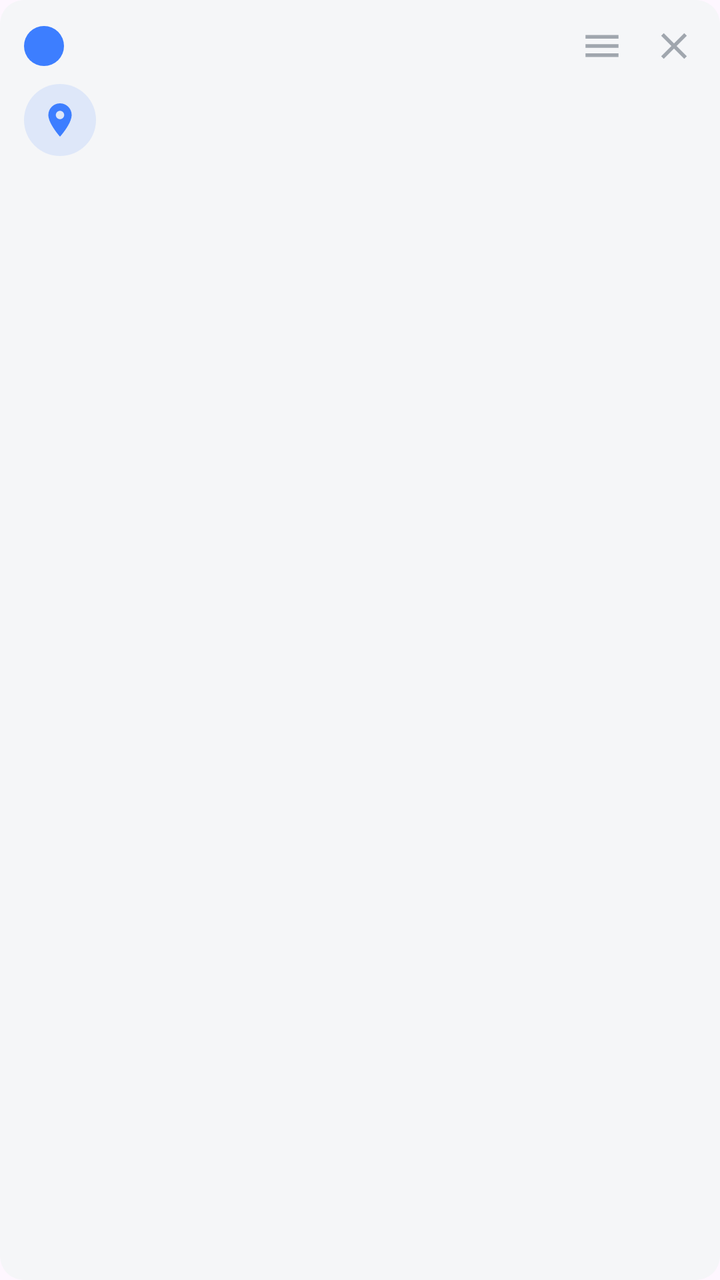
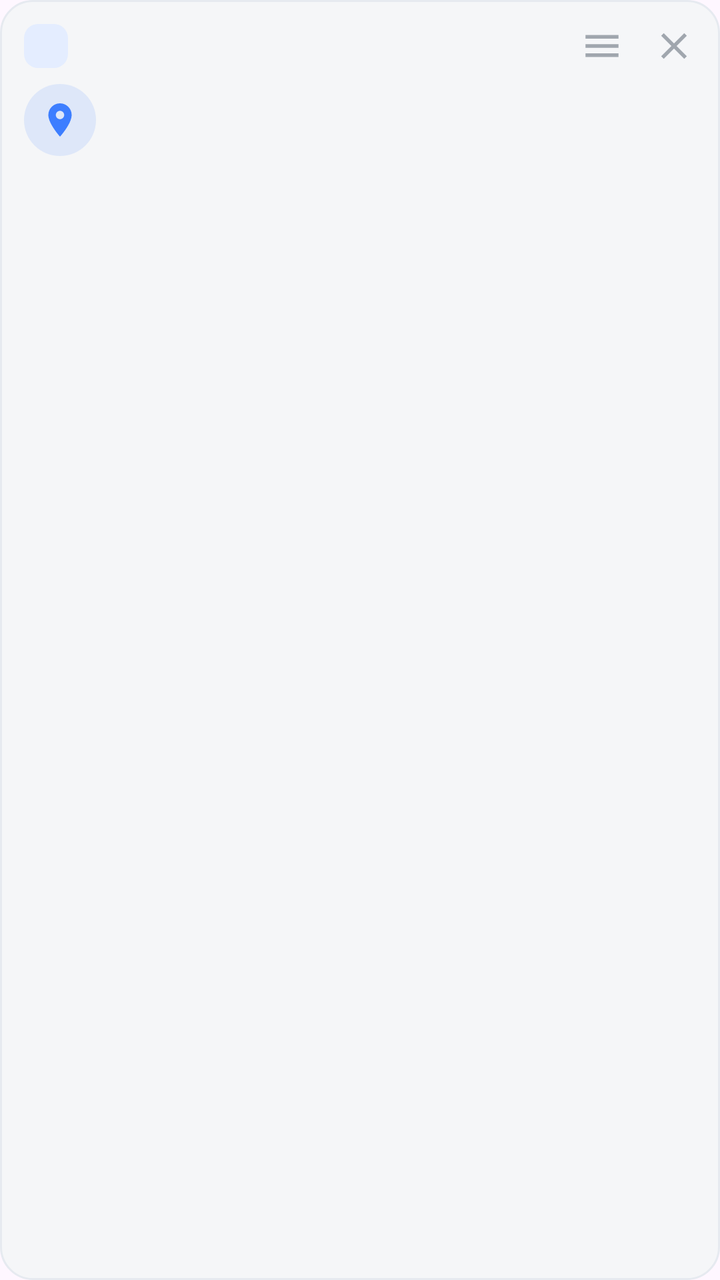

Two renders of the same Android screen: before a commit and after it. Below are the layout's source before the change and the commit's diff.
<!-- AndroidManifest.xml: another module's application theme Theme.PoorEditorDemo -->
<!-- res/layout/item_block_location.xml -->
<?xml version="1.0" encoding="utf-8"?>
<LinearLayout xmlns:android="http://schemas.android.com/apk/res/android"
    xmlns:app="http://schemas.android.com/apk/res-auto"
    android:layout_width="match_parent"
    android:layout_height="wrap_content"
    android:background="@drawable/re_bg_block"
    android:orientation="vertical"
    android:padding="12dp">

    <LinearLayout
        android:layout_width="match_parent"
        android:layout_height="wrap_content"
        android:gravity="center_vertical"
        android:orientation="horizontal">

        <TextView
            android:id="@+id/tvSortNum"
            android:layout_width="20dp"
            android:layout_height="20dp"
            android:background="@drawable/re_bg_sort_chip"
            android:gravity="center"
            android:textColor="@android:color/white"
            android:textSize="10sp" />

        <Space
            android:layout_width="0dp"
            android:layout_height="1dp"
            android:layout_weight="1" />

        <ImageView
            android:id="@+id/btnDrag"
            android:layout_width="22dp"
            android:layout_height="22dp"
            android:contentDescription="@string/re_drag"
            android:src="@drawable/re_ic_drag"
            app:tint="@color/re_text_hint" />

        <ImageView
            android:id="@+id/btnDelete"
            android:layout_width="22dp"
            android:layout_height="22dp"
            android:layout_marginStart="14dp"
            android:contentDescription="@string/re_delete"
            android:src="@drawable/re_ic_close"
            app:tint="@color/re_text_hint" />
    </LinearLayout>

    <LinearLayout
        android:layout_width="match_parent"
        android:layout_height="wrap_content"
        android:layout_marginTop="8dp"
        android:gravity="center_vertical"
        android:orientation="horizontal">

        <FrameLayout
            android:layout_width="36dp"
            android:layout_height="36dp"
            android:background="@drawable/re_bg_accent_soft">

            <ImageView
                android:layout_width="20dp"
                android:layout_height="20dp"
                android:layout_gravity="center"
                android:contentDescription="@string/re_location"
                android:src="@drawable/re_ic_location"
                app:tint="@color/re_accent" />
        </FrameLayout>

        <LinearLayout
            android:layout_width="0dp"
            android:layout_height="wrap_content"
            android:layout_marginStart="10dp"
            android:layout_weight="1"
            android:orientation="vertical">

            <TextView
                android:id="@+id/tvName"
                android:layout_width="match_parent"
                android:layout_height="wrap_content"
                android:textColor="@color/re_text_primary"
                android:textSize="14sp"
                android:textStyle="bold" />

            <TextView
                android:id="@+id/tvCoords"
                android:layout_width="match_parent"
                android:layout_height="wrap_content"
                android:textColor="@color/re_text_hint"
                android:textSize="12sp" />
        </LinearLayout>
    </LinearLayout>
</LinearLayout>
<!-- resources referenced by this layout -->
<resources>
  <color name="re_accent">#3D7EFF</color>
  <color name="re_text_hint">#A0A6AE</color>
  <color name="re_text_primary">#1A1A1A</color>
  <!-- drawable re_bg_accent_soft (drawable) -->
  <?xml version="1.0" encoding="utf-8"?>
  <shape xmlns:android="http://schemas.android.com/apk/res/android" android:shape="oval">
      <solid android:color="#1F3D7EFF" />
  </shape>
  <!-- drawable re_bg_block (drawable) -->
  <?xml version="1.0" encoding="utf-8"?>
  <shape xmlns:android="http://schemas.android.com/apk/res/android" android:shape="rectangle">
      <solid android:color="@color/re_block" />
      <corners android:radius="12dp" />
  </shape>
  <!-- drawable re_bg_sort_chip (drawable) -->
  <?xml version="1.0" encoding="utf-8"?>
  <shape xmlns:android="http://schemas.android.com/apk/res/android" android:shape="oval">
      <solid android:color="@color/re_accent" />
  </shape>
  <!-- drawable re_ic_close (drawable) -->
  <?xml version="1.0" encoding="utf-8"?>
  <vector xmlns:android="http://schemas.android.com/apk/res/android"
      android:width="24dp" android:height="24dp"
      android:viewportWidth="24" android:viewportHeight="24">
      <path android:fillColor="#FF000000"
          android:pathData="M19,6.41L17.59,5 12,10.59 6.41,5 5,6.41 10.59,12 5,17.59 6.41,19 12,13.41 17.59,19 19,17.59 13.41,12z"/>
  </vector>
  <!-- drawable re_ic_drag (drawable) -->
  <?xml version="1.0" encoding="utf-8"?>
  <vector xmlns:android="http://schemas.android.com/apk/res/android"
      android:width="24dp" android:height="24dp"
      android:viewportWidth="24" android:viewportHeight="24">
      <path android:fillColor="#FF000000"
          android:pathData="M3,18h18v-2H3v2zM3,13h18v-2H3v2zM3,6v2h18V6H3z"/>
  </vector>
  <!-- drawable re_ic_location (drawable) -->
  <?xml version="1.0" encoding="utf-8"?>
  <vector xmlns:android="http://schemas.android.com/apk/res/android"
      android:width="24dp" android:height="24dp"
      android:viewportWidth="24" android:viewportHeight="24">
      <path android:fillColor="#FF000000"
          android:pathData="M12,2C8.13,2 5,5.13 5,9c0,5.25 7,13 7,13s7,-7.75 7,-13c0,-3.87 -3.13,-7 -7,-7zM12,11.5c-1.38,0 -2.5,-1.12 -2.5,-2.5S10.62,6.5 12,6.5s2.5,1.12 2.5,2.5S13.38,11.5 12,11.5z"/>
  </vector>
  <string name="re_delete">删除</string>
  <string name="re_drag">拖动排序</string>
  <string name="re_location">位置</string>
  <style name="Theme.PoorEditorDemo" parent="Theme.Material3.DayNight.NoActionBar">
          <item name="colorPrimary">@color/demo_accent</item>
      </style>
  <color name="re_block">#F5F6F8</color>
  <color name="demo_accent">#3D7EFF</color>
</resources>

<!-- the commit's change to res/layout/item_block_location.xml (unified diff, before → after) -->
@@ -15,12 +15,13 @@
 
         <TextView
             android:id="@+id/tvSortNum"
-            android:layout_width="20dp"
-            android:layout_height="20dp"
-            android:background="@drawable/re_bg_sort_chip"
+            android:layout_width="22dp"
+            android:layout_height="22dp"
+            android:background="@drawable/re_bg_sort_num"
             android:gravity="center"
-            android:textColor="@android:color/white"
-            android:textSize="10sp" />
+            android:textColor="@color/re_accent"
+            android:textSize="11sp"
+            android:textStyle="bold" />
 
         <Space
             android:layout_width="0dp"
<!-- resource entries referenced after the edit -->
@@ -12,12 +12,17 @@
   <?xml version="1.0" encoding="utf-8"?>
   <shape xmlns:android="http://schemas.android.com/apk/res/android" android:shape="rectangle">
       <solid android:color="@color/re_block" />
-      <corners android:radius="12dp" />
+      <corners android:radius="16dp" />
+      <stroke
+          android:width="1dp"
+          android:color="@color/re_outline" />
   </shape>
-  <!-- drawable re_bg_sort_chip (drawable) -->
+  <!-- drawable re_bg_sort_num (drawable) -->
   <?xml version="1.0" encoding="utf-8"?>
-  <shape xmlns:android="http://schemas.android.com/apk/res/android" android:shape="oval">
-      <solid android:color="@color/re_accent" />
+  <shape xmlns:android="http://schemas.android.com/apk/res/android"
+      android:shape="rectangle">
+      <solid android:color="@color/re_accent_container" />
+      <corners android:radius="7dp" />
   </shape>
   <!-- drawable re_ic_close (drawable) -->
   <?xml version="1.0" encoding="utf-8"?>
@@ -50,6 +55,8 @@
           <item name="colorPrimary">@color/demo_accent</item>
       </style>
   <color name="re_block">#F5F6F8</color>
+  <color name="re_outline">#E6EAF0</color>
+  <color name="re_accent_container">#E4EDFF</color>
   <color name="demo_accent">#3D7EFF</color>
 </resources>
 
